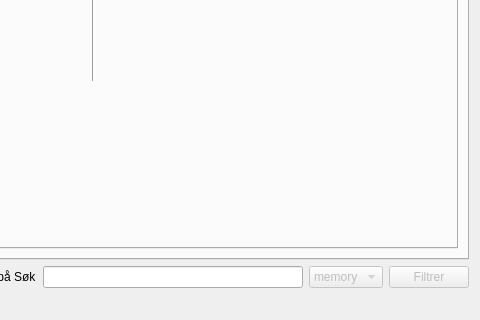
First picture: the form in Tilgjengelighet_dialog_base.ui, repository KaspArno/Tilgjengelighet, before the edit; both pictures show x 720 to 1200 and y 445 to 765 of the 1200 by 765 pixel window.
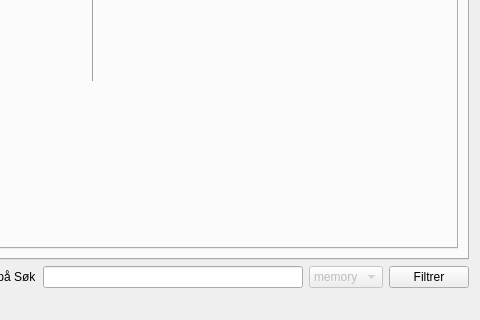
Second picture: the form after the edit. Icons and pictures are not drawn.

The edit to the form file:
```diff
--- a/Tilgjengelighet_dialog_base.ui
+++ b/Tilgjengelighet_dialog_base.ui
@@ -6560,7 +6560,7 @@
          <item>
           <widget class="QPushButton" name="pushButton_filtrer">
            <property name="enabled">
-            <bool>false</bool>
+            <bool>true</bool>
            </property>
            <property name="whatsThis">
             <string>&lt;html&gt;&lt;head/&gt;&lt;body&gt;&lt;p&gt;&lt;span style=&quot; font-size:12pt;&quot;&gt;Filltrerer og legger til objekter etter valgte attributter&lt;/span&gt;&lt;/p&gt;&lt;/body&gt;&lt;/html&gt;</string>
```
Left out of the diff: 12 changed lines with no effect on the pictures.
